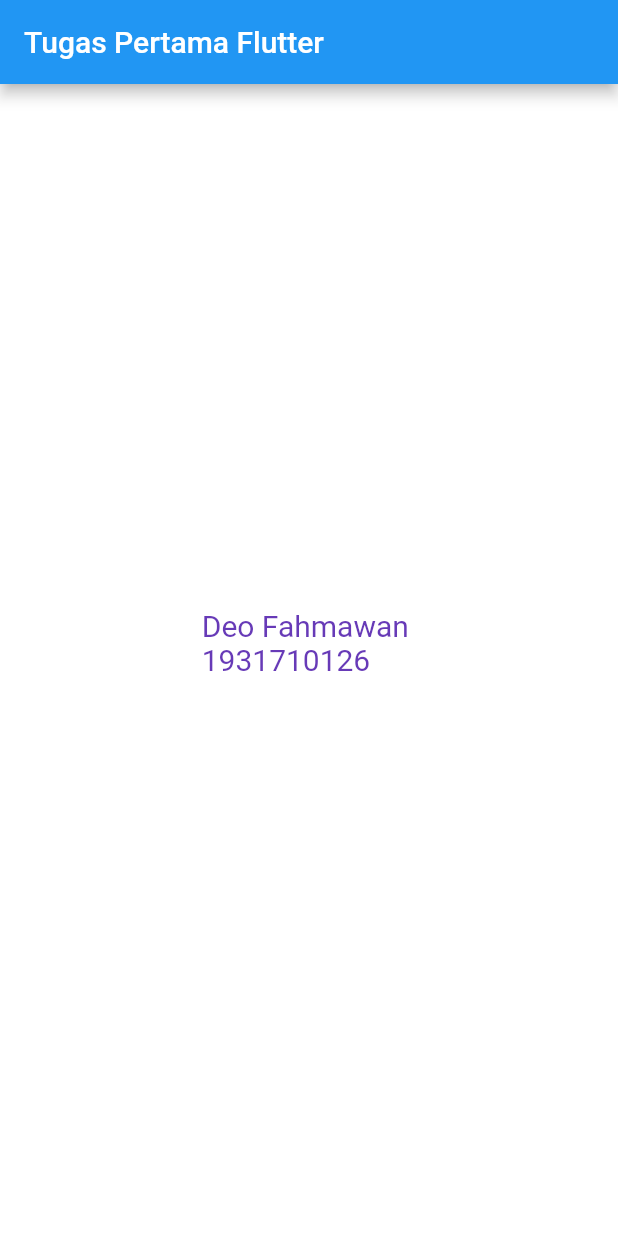
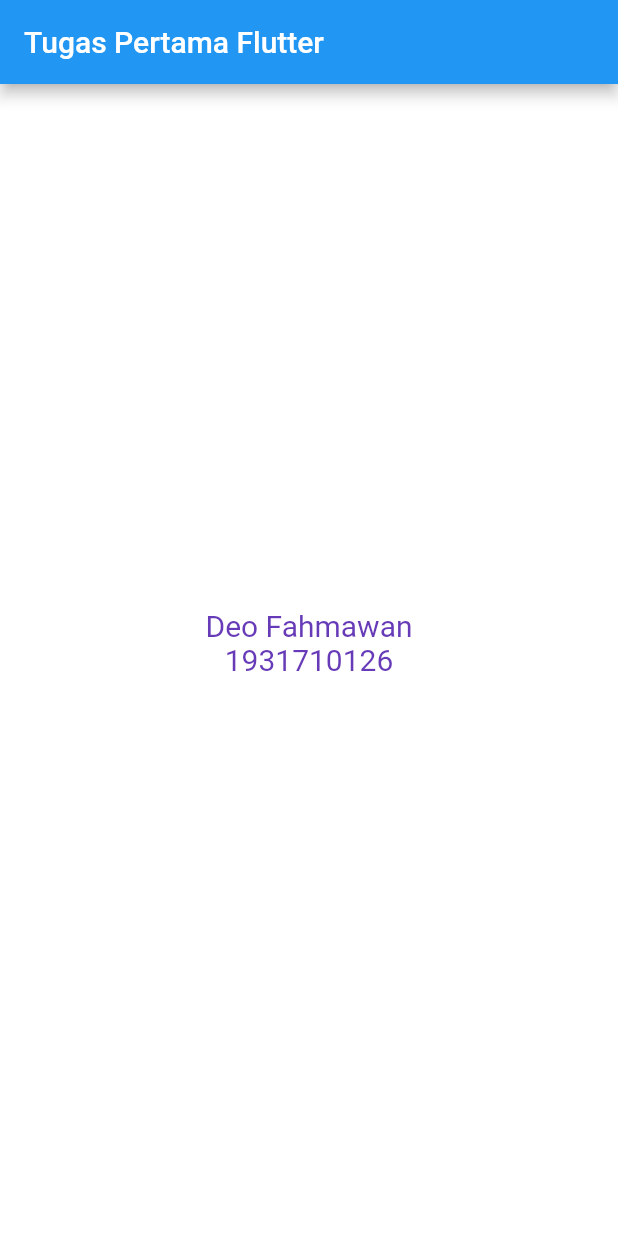
Before and after one commit to ITTECH-DEO/flutter_application_tugas1, a Flutter app: the screen it shows after launch, on a phone screen of 412 x 824 dp. Run offline on Flutter 3.47's test engine with Material 2 defaults, Android fonts, the phone set to English and light mode, and no system bars.

Commit message:
Tugas Praktikum 1

```diff
--- a/lib/main.dart
+++ b/lib/main.dart
@@ -1,7 +1,11 @@
 import 'package:flutter/material.dart';
 
-void main() {
-  runApp(MaterialApp(
+void main() => runApp(MyApp());
+
+class MyApp extends StatelessWidget {
+  @override
+  Widget build(BuildContext context) {
+    return MaterialApp(
         title: "Aplikasi Flutter",
         home: Scaffold(
           appBar: AppBar(
@@ -14,9 +18,11 @@ void main() {
                 "Deo Fahmawan \n"
                 "1931710126 \n",
                 textDirection: TextDirection.ltr,
+                textAlign: TextAlign.center,
                 style: TextStyle(color: Colors.deepPurple, fontSize: 20.0),
               ),
             ),
           ),
-      )));
+        ));
   }
+}
```
Lines whose indentation alone changed are shown as unchanged.
